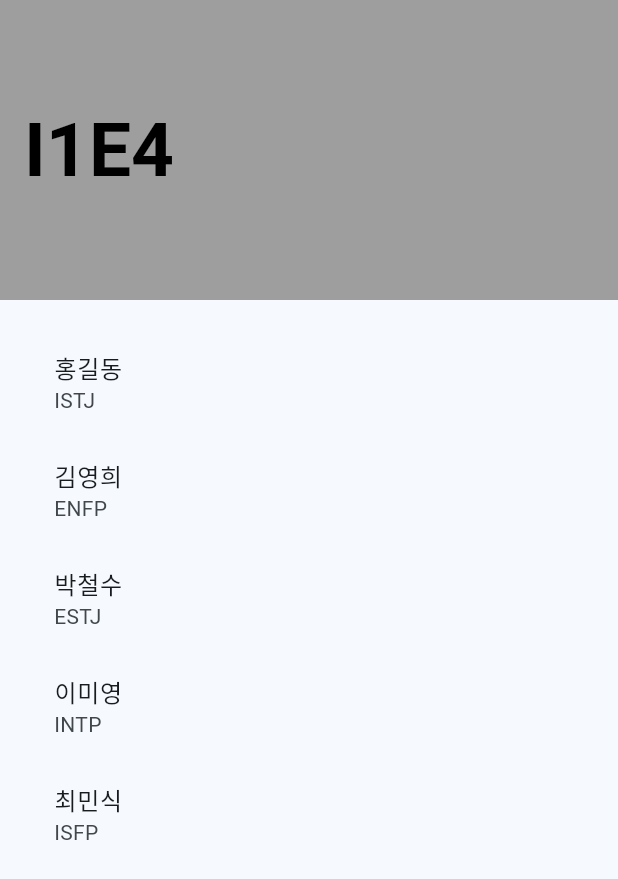
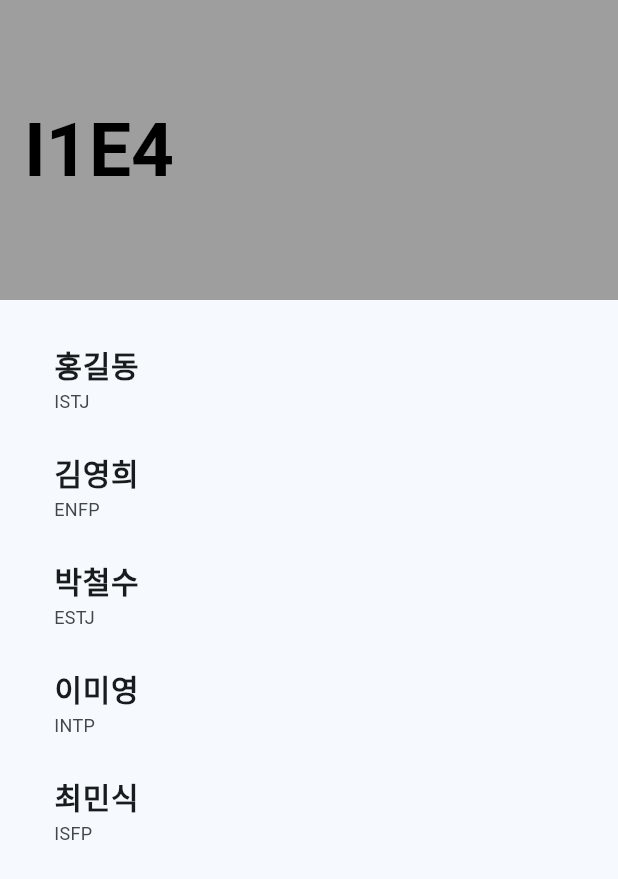
Before and after one commit to alexcho617/helloIOneEFour, a Flutter app: the screen it shows after launch, on a phone screen of 412 x 824 dp. Shown: the top 879 px of the screen. Run offline on Flutter 3.47's test engine with Material 2 defaults, Android fonts, the phone set to English and light mode, and no system bars.

Commit message:
ListView내 ListTile 글씨크기 조정

```diff
--- a/lib/pages/listPage.dart
+++ b/lib/pages/listPage.dart
@@ -2,7 +2,6 @@
 import 'package:flutter/material.dart';
 import '../teamMember.dart';
 import 'detailPage.dart';
-import 'newPage.dart';
 
 class ListPage extends StatelessWidget {
   ListPage({Key? key});
@@ -22,7 +21,7 @@ class ListPage extends StatelessWidget {
           ),
         ),
         backgroundColor: Colors.grey,
-        toolbarHeight: 200, // Set this height
+        toolbarHeight: 200,
       ),
       body: ListView.builder(
         padding: const EdgeInsets.all(20.0),
@@ -40,8 +39,12 @@ class ListPage extends StatelessWidget {
               );
             },
             child: ListTile(
-              title: Text(teamMembers[index].name),
-              subtitle: Text(teamMembers[index].mbti),
+              title: Text(
+                teamMembers[index].name,
+                style: TextStyle(fontWeight: FontWeight.bold, fontSize: 20),
+              ),
+              subtitle:
+                  Text(teamMembers[index].mbti, style: TextStyle(fontSize: 12)),
             ),
           );
         },
```
